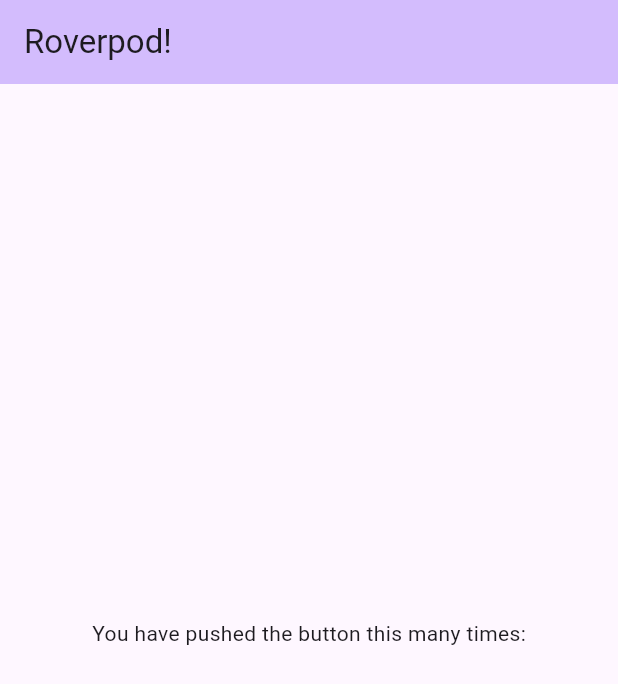
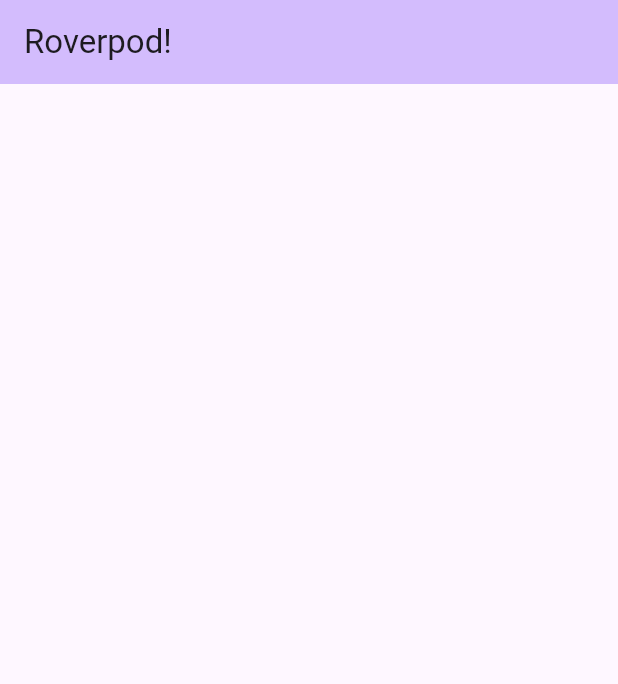
Before and after one commit to thetahmeed/flutter-with-riverpod, a Flutter app: the screen it shows after launch, on a phone screen of 412 x 824 dp. Shown: the top 684 px of the screen. Run offline on Flutter 3.47's test engine with Material 2 defaults, Android fonts, the phone set to English and light mode, and no system bars.

Commit message:
Update home_page.dart

```diff
--- a/lib/ui/home/home_page.dart
+++ b/lib/ui/home/home_page.dart
@@ -1,29 +1,19 @@
 import 'package:flutter/material.dart';
 
-class HomePage extends StatefulWidget {
-  const HomePage({super.key, required this.title});
+class HomePage extends StatelessWidget {
+  const HomePage({super.key});
 
-  final String title;
-
-  @override
-  State<HomePage> createState() => _HomePageState();
-}
-
-class _HomePageState extends State<HomePage> {
   @override
   Widget build(BuildContext context) {
     return Scaffold(
         appBar: AppBar(
           backgroundColor: Theme.of(context).colorScheme.inversePrimary,
-          title: Text(widget.title),
+          title: const Text('Roverpod!'),
         ),
         body: Center(
           child: Column(
             mainAxisAlignment: MainAxisAlignment.center,
             children: <Widget>[
-              const Text(
-                'You have pushed the button this many times:',
-              ),
               Text(
                 '',
                 style: Theme.of(context).textTheme.headlineMedium,
```
